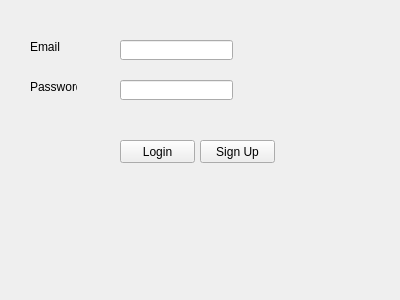
Old version of the form login_baru.ui in the repository christianbyu/Python-simple-absent-apps-with-pyqt5.
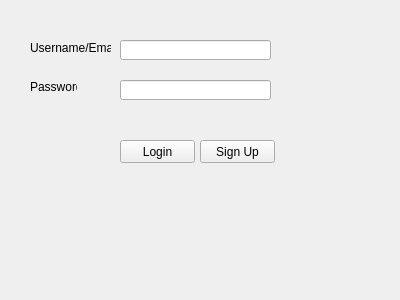
New version of the form.

Commit message: Upload database query file and function for login

Patch:
```diff
--- a/login_baru.ui
+++ b/login_baru.ui
@@ -31,12 +31,12 @@
     <rect>
      <x>30</x>
      <y>40</y>
-     <width>47</width>
-     <height>13</height>
+     <width>81</width>
+     <height>16</height>
     </rect>
    </property>
    <property name="text">
-    <string>Email</string>
+    <string>Username/Email</string>
    </property>
   </widget>
   <widget class="QLabel" name="label_2">
@@ -57,7 +57,7 @@
     <rect>
      <x>120</x>
      <y>40</y>
-     <width>113</width>
+     <width>151</width>
      <height>20</height>
     </rect>
    </property>
@@ -67,7 +67,7 @@
     <rect>
      <x>120</x>
      <y>80</y>
-     <width>113</width>
+     <width>151</width>
      <height>20</height>
     </rect>
    </property>
```
The commit also changes 8 other files.
